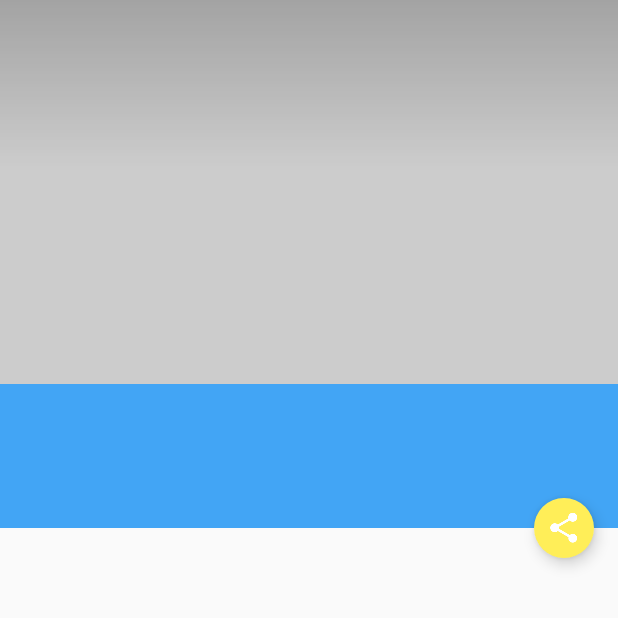
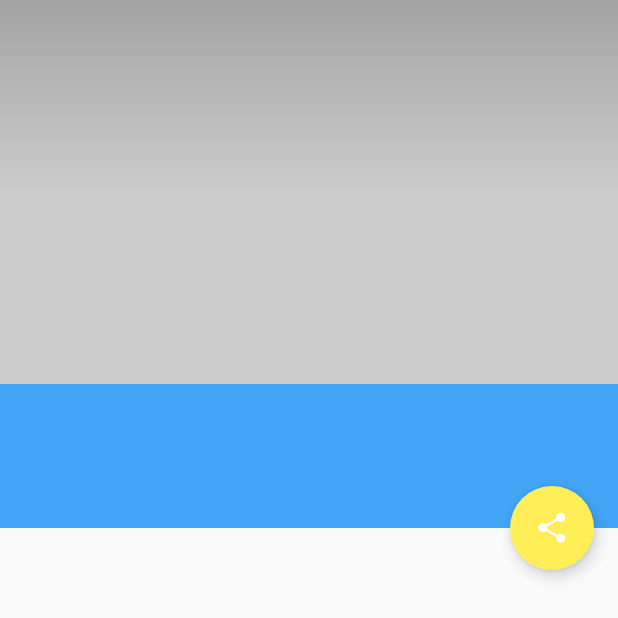
Before and after one commit to pmonkelban/Udacity_AndroidNanoDeg_4, an Android app: the layout fragment_article_detail.xml on its own in the app's theme, with its tools: preview values and no code run, on a phone screen of 412 x 824 dp. Shown: the top 618 px of the screen. Run offline under Robolectric (Android 15) with nearby library versions, the phone set to English and light mode, and no system bars.

Commit message:
Ready to Submit

```diff
--- a/XYZReader/src/main/res/layout/activity_article_detail.xml
+++ b/XYZReader/src/main/res/layout/activity_article_detail.xml
@@ -16,7 +16,7 @@
         <ImageButton
             android:theme="@style/ThemeOverlay.AppCompat.Dark.ActionBar"
             android:id="@+id/action_up"
-            android:layout_width="56dp"
+            android:layout_width="@dimen/back_arrow_width"
             android:layout_height="?actionBarSize"
             android:background="?selectableItemBackgroundBorderless"
             android:contentDescription="@string/up"
--- a/XYZReader/src/main/res/layout/activity_article_list.xml
+++ b/XYZReader/src/main/res/layout/activity_article_list.xml
@@ -43,6 +43,7 @@
 
     <android.support.v7.widget.RecyclerView
             android:id="@+id/recycler_view"
+            android:background="@color/blue_100"
             android:layout_width="match_parent"
             android:layout_height="match_parent" />
 
--- a/XYZReader/src/main/res/layout/fragment_article_detail.xml
+++ b/XYZReader/src/main/res/layout/fragment_article_detail.xml
@@ -6,7 +6,7 @@
     <android.support.design.widget.AppBarLayout
         android:layout_width="match_parent"
         android:layout_height="256dp"
-        android:elevation="4dp">
+        android:elevation="@dimen/std_elevation">
 
         <android.support.design.widget.CollapsingToolbarLayout
             android:id="@+id/collapsing_toolbar_layout"
@@ -39,7 +39,7 @@
                     to see the back arrow -->
                     <View
                         android:layout_width="match_parent"
-                        android:layout_height="112dp"
+                        android:layout_height="128dp"
                         android:background="@drawable/photo_background_protection" />
 
                 </FrameLayout>
@@ -75,10 +75,10 @@
                 android:layout_marginBottom="16dp"
                 android:background="@color/blue_400"
                 android:orientation="vertical"
-                android:paddingBottom="16dp"
-                android:paddingLeft="16dp"
-                android:paddingRight="16dp"
-                android:paddingTop="16dp">
+                android:paddingBottom="@dimen/detail_metabar_vert_padding"
+                android:paddingLeft="@dimen/detail_inner_horiz_margin"
+                android:paddingRight="@dimen/detail_inner_horiz_margin"
+                android:paddingTop="@dimen/detail_metabar_vert_padding">
 
                 <TextView
                     android:id="@+id/article_title"
@@ -113,12 +113,14 @@
         android:id="@+id/share_fab"
         android:layout_width="wrap_content"
         android:layout_height="wrap_content"
-        android:layout_margin="@dimen/fab_margin"
+        android:layout_marginEnd="@dimen/fab_margin"
+        android:layout_marginRight="@dimen/fab_margin"
+        android:layout_marginTop="50dp"
         android:contentDescription="@string/action_share"
         android:src="@drawable/ic_share"
         app:borderWidth="0dp"
         app:elevation="@dimen/fab_elevation"
-        app:fabSize="mini"
+        app:fabSize="normal"
         app:layout_anchor="@id/header_bar"
         app:layout_anchorGravity="bottom|right|end"
         app:pressedTranslationZ="@dimen/fab_press_translation_z" />
--- a/XYZReader/src/main/res/values-sw600dp/dimens.xml
+++ b/XYZReader/src/main/res/values-sw600dp/dimens.xml
@@ -12,9 +12,18 @@
     <dimen name="padding_vert_md">4dp</dimen>
     <dimen name="padding_vert_lg">6dp</dimen>
 
-    <!-- detail -->
-    <dimen name="detail_title_text_size">42sp</dimen>
-    <dimen name="detail_body_text_size">20sp</dimen>
-    <item name="detail_body_line_spacing_multiplier" format="float" type="fraction">1.3</item>
-    <dimen name="fab_margin">24dp</dimen>
+    <dimen name="detail_title_text_size">32sp</dimen>
+    <dimen name="detail_subTitle_text_size">14sp</dimen>
+
+    <dimen name="detail_body_text_size">22sp</dimen>
+    <item name="detail_body_line_spacing_multiplier" format="float" type="fraction">1.25</item>
+
+    <dimen name="fab_elevation">6dp</dimen>
+    <dimen name="fab_press_translation_z">12dp</dimen>
+    <dimen name="fab_margin">16dp</dimen>
+
+    <dimen name="back_arrow_width">56dp</dimen>
+
+    <dimen name="std_elevation">4dp</dimen>
+
 </resources>
--- a/XYZReader/src/main/res/values/dimens.xml
+++ b/XYZReader/src/main/res/values/dimens.xml
@@ -14,7 +14,6 @@
     <dimen name="padding_vert_md">4dp</dimen>
     <dimen name="padding_vert_lg">6dp</dimen>
 
-    <!-- detail -->
     <dimen name="detail_title_text_size">32sp</dimen>
     <dimen name="detail_subTitle_text_size">14sp</dimen>
 
@@ -25,4 +24,8 @@
     <dimen name="fab_press_translation_z">12dp</dimen>
     <dimen name="fab_margin">16dp</dimen>
 
+    <dimen name="back_arrow_width">56dp</dimen>
+
+    <dimen name="std_elevation">4dp</dimen>
+
 </resources>
--- a/XYZReader/src/main/res/values/styles.xml
+++ b/XYZReader/src/main/res/values/styles.xml
@@ -59,7 +59,7 @@
         <item name="android:colorBackground">@color/blue_100</item>
         <item name="android:textSize">14sp</item>
         <item name="android:textStyle">normal</item>
-        <item name="android:textColor">@android:color/black</item>
+        <item name="android:textColor">@color/grey_700</item>
         <item name="android:lineSpacingMultiplier">@fraction/detail_body_line_spacing_multiplier</item>
 
     </style>
```
Also changed, not shown: XYZReader/src/main/java/com/example/xyzreader/ui/ArticleDetailFragment.java (+5 -3 lines), XYZReader/src/main/java/com/example/xyzreader/ui/DividerItemDecoration.java (deleted, +0 -101 lines), XYZReader/src/main/java/com/example/xyzreader/ui/MaxWidthLinearLayout.java (deleted, +0 -66 lines), XYZReader/src/main/java/com/example/xyzreader/ui/ObservableScrollView.java (deleted, +0 -65 lines), XYZReader/src/main/res/drawable/padded_divider.xml (deleted, +0 -7 lines), XYZReader/src/main/res/layout/list_item_article.xml (+6 -7 lines), XYZReader/src/main/assets/Rosario-Regular.ttf (deleted).
